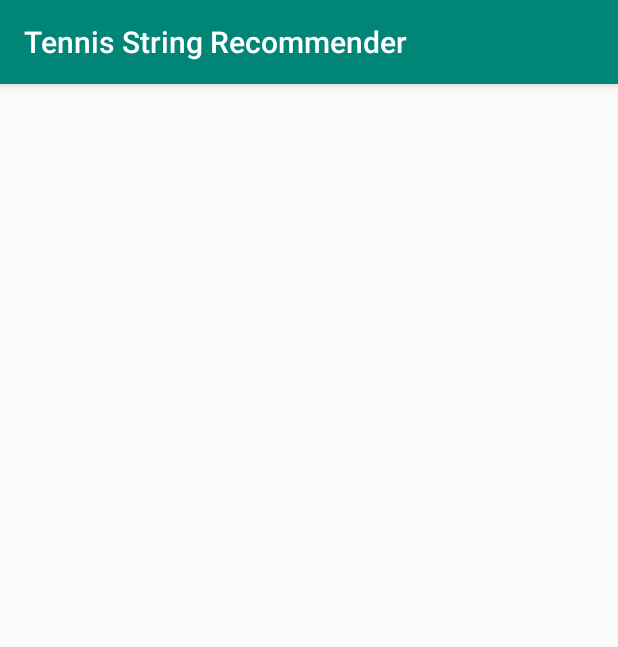
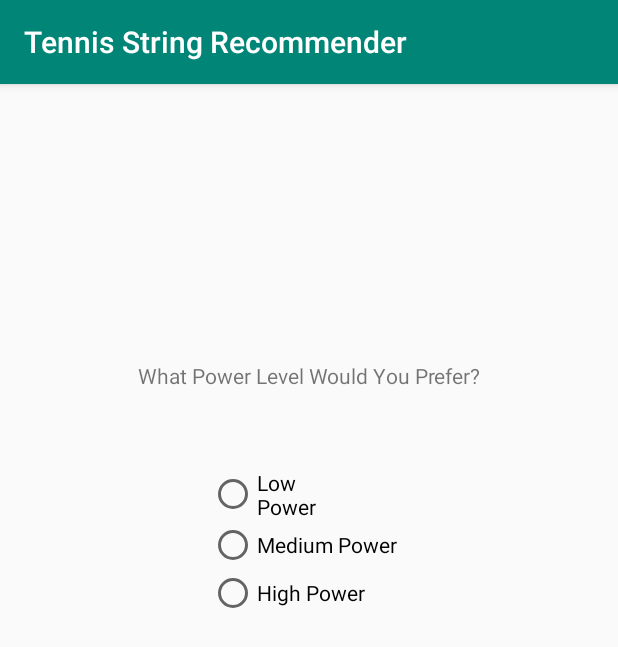
Before and after one commit to helmersj20/Senior-Project, an Android app: the PowerLevel screen opened directly, with no data from a screen before it, on a phone screen of 412 x 824 dp. Shown: the top 647 px of the screen. Run offline under Robolectric (Android 15) with nearby library versions, the light colour scheme and no system bars.

Commit message:
Implemented Power level class and updated recommend function inside Player class

```diff
--- a/app/src/main/java/com/example/tennisstringrecommender/PriceLevel.java
+++ b/app/src/main/java/com/example/tennisstringrecommender/PriceLevel.java
@@ -42,7 +42,7 @@ public class PriceLevel extends AppCompatActivity {
                 break;
         }
 
-        Intent intent = new Intent(this, Recommend.class);
+        Intent intent = new Intent(this, PowerLevel.class);
         intent.putExtra("radioChosen", player);
         startActivity(intent);
 
--- a/app/src/main/res/layout/activity_power_level.xml
+++ b/app/src/main/res/layout/activity_power_level.xml
@@ -6,4 +6,57 @@
     android:layout_height="match_parent"
     tools:context=".PowerLevel">
 
+    <RadioGroup
+        android:id="@+id/radioGroupPower"
+        android:layout_width="wrap_content"
+        android:layout_height="wrap_content"
+        android:layout_marginBottom="444dp"
+        android:layout_marginEnd="210dp"
+        android:layout_marginLeft="201dp"
+        android:layout_marginRight="210dp"
+        android:layout_marginStart="201dp"
+        android:layout_marginTop="287dp"
+        app:layout_constraintBottom_toBottomOf="parent"
+        app:layout_constraintEnd_toEndOf="parent"
+        app:layout_constraintStart_toStartOf="parent"
+        app:layout_constraintTop_toTopOf="parent">
+
+        <RadioButton
+            android:id="@+id/powerLow"
+            android:layout_width="100dp"
+            android:layout_height="wrap_content"
+            android:text="@string/low_power"
+            android:onClick="onRadioPowerClicked"/>
+
+        <RadioButton
+            android:id="@+id/powerMedium"
+            android:layout_width="wrap_content"
+            android:layout_height="wrap_content"
+            android:text="@string/medium_power"
+            android:onClick="onRadioPowerClicked"/>
+
+        <RadioButton
+            android:id="@+id/powerHigh"
+            android:layout_width="wrap_content"
+            android:layout_height="wrap_content"
+            android:text="@string/high_power"
+            android:onClick="onRadioPowerClicked"/>
+    </RadioGroup>
+
+    <TextView
+        android:id="@+id/powerLevelText"
+        android:layout_width="wrap_content"
+        android:layout_height="wrap_content"
+        android:layout_marginBottom="44dp"
+        android:layout_marginEnd="91dp"
+        android:layout_marginLeft="91dp"
+        android:layout_marginRight="91dp"
+        android:layout_marginStart="91dp"
+        android:layout_marginTop="176dp"
+        android:text="@string/power_text"
+        app:layout_constraintBottom_toTopOf="@+id/radioGroupPower"
+        app:layout_constraintEnd_toEndOf="parent"
+        app:layout_constraintStart_toStartOf="parent"
+        app:layout_constraintTop_toTopOf="parent" />
+
 </androidx.constraintlayout.widget.ConstraintLayout>
--- a/app/src/main/res/values/strings.xml
+++ b/app/src/main/res/values/strings.xml
@@ -15,4 +15,8 @@
     <string name="mediumPrice">Medium</string>
     <string name="highPrice">High</string>
     <string name="what_price_level_are_you_looking_for">What price level are you looking for?</string>
+    <string name="low_power">Low Power</string>
+    <string name="medium_power">Medium Power</string>
+    <string name="high_power">High Power</string>
+    <string name="power_text">What Power Level Would You Prefer?</string>
 </resources>
```
Also changed, not shown: app/src/main/java/com/example/tennisstringrecommender/Player.java (+177 -1 lines), app/src/main/java/com/example/tennisstringrecommender/PowerLevel.java (+33 -0 lines).
